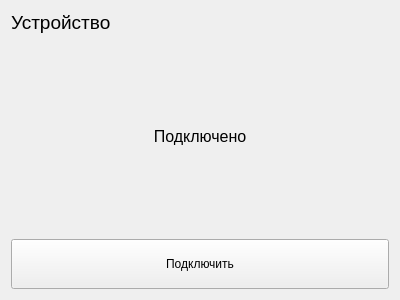
Qt form Izluchatel/DeviceManagerIzluchatel/devicewidget.ui (reinerwaldmann/Izluchatel) before a commit.
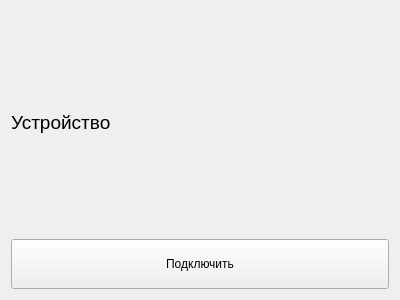
The same form after that commit.

Patch:
```diff
--- a/Izluchatel/DeviceManagerIzluchatel/devicewidget.ui
+++ b/Izluchatel/DeviceManagerIzluchatel/devicewidget.ui
@@ -26,49 +26,6 @@
      </property>
     </widget>
    </item>
-   <item>
-    <spacer name="verticalSpacer_2">
-     <property name="orientation">
-      <enum>Qt::Vertical</enum>
-     </property>
-     <property name="sizeHint" stdset="0">
-      <size>
-       <width>20</width>
-       <height>40</height>
-      </size>
-     </property>
-    </spacer>
-   </item>
-   <item>
-    <widget class="QLabel" name="label_2">
-     <property name="font">
-      <font>
-       <pointsize>12</pointsize>
-       <weight>50</weight>
-       <bold>false</bold>
-      </font>
-     </property>
-     <property name="text">
-      <string>Подключено</string>
-     </property>
-     <property name="alignment">
-      <set>Qt::AlignCenter</set>
-     </property>
-    </widget>
-   </item>
-   <item>
-    <spacer name="verticalSpacer">
-     <property name="orientation">
-      <enum>Qt::Vertical</enum>
-     </property>
-     <property name="sizeHint" stdset="0">
-      <size>
-       <width>20</width>
-       <height>40</height>
-      </size>
-     </property>
-    </spacer>
-   </item>
    <item>
     <widget class="QPushButton" name="Connect">
      <property name="minimumSize">
```
